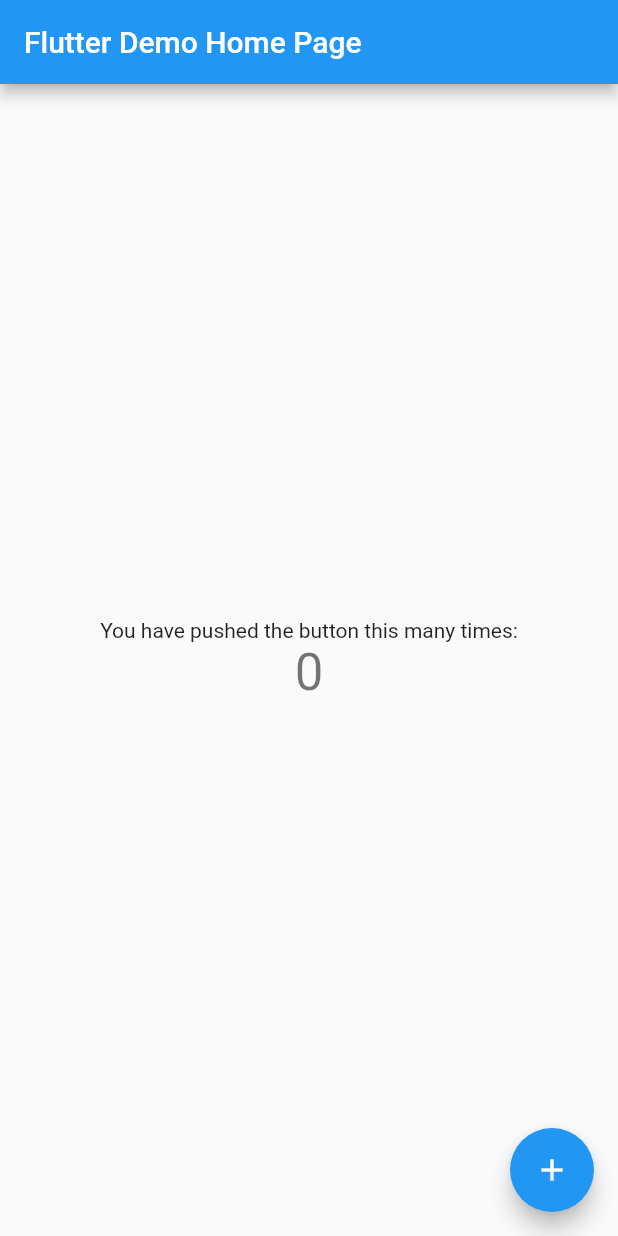
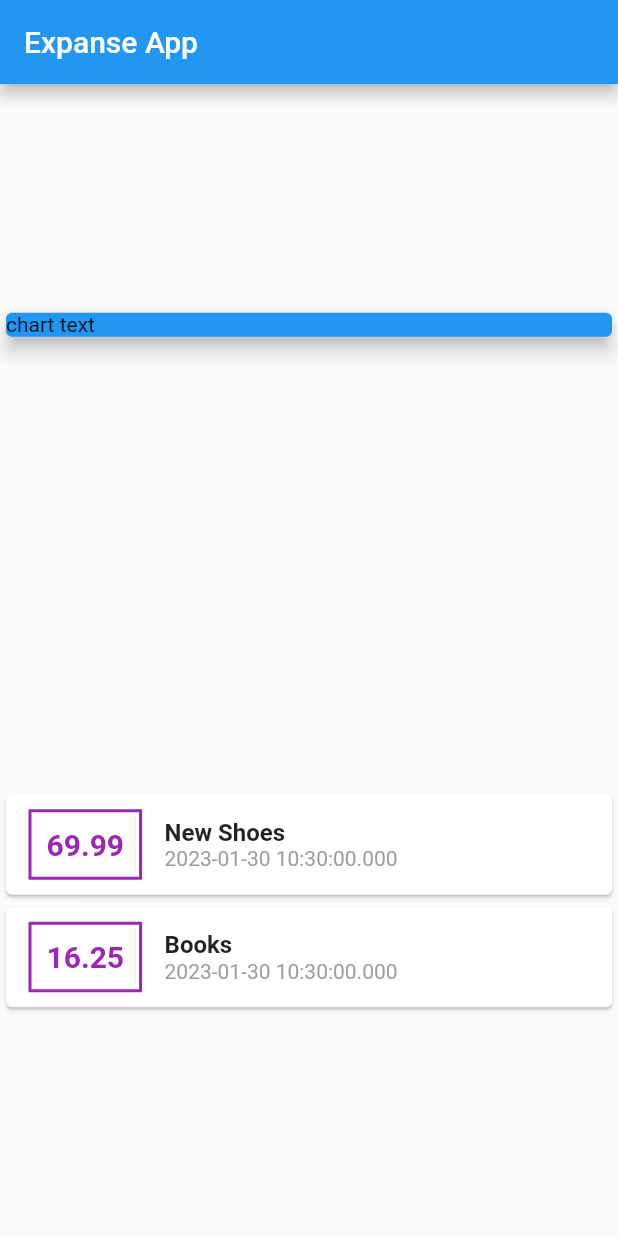
Before and after one commit to baralisachin10/Expanse_Planner, a Flutter app: the screen it shows after launch, on a phone screen of 412 x 824 dp. Run offline on Flutter 3.47's test engine with Material 2 defaults, Android fonts, the phone set to English and light mode, and no system bars.

Commit message:
expanseItems

```diff
--- a/lib/main.dart
+++ b/lib/main.dart
@@ -1,115 +1,87 @@
 import 'package:flutter/material.dart';
+import './transaction.dart';
 
-void main() {
-  runApp(const MyApp());
-}
+void main() => runApp(const MyApp());
 
 class MyApp extends StatelessWidget {
   const MyApp({super.key});
 
-  // This widget is the root of your application.
   @override
   Widget build(BuildContext context) {
     return MaterialApp(
-      title: 'Flutter Demo',
-      theme: ThemeData(
-        // This is the theme of your application.
-        //
-        // Try running your application with "flutter run". You'll see the
-        // application has a blue toolbar. Then, without quitting the app, try
-        // changing the primarySwatch below to Colors.green and then invoke
-        // "hot reload" (press "r" in the console where you ran "flutter run",
-        // or simply save your changes to "hot reload" in a Flutter IDE).
-        // Notice that the counter didn't reset back to zero; the application
-        // is not restarted.
-        primarySwatch: Colors.blue,
-      ),
-      home: const MyHomePage(title: 'Flutter Demo Home Page'),
+      home: MyHomePage(),
     );
   }
 }
 
-class MyHomePage extends StatefulWidget {
-  const MyHomePage({super.key, required this.title});
-
-  // This widget is the home page of your application. It is stateful, meaning
-  // that it has a State object (defined below) that contains fields that affect
-  // how it looks.
-
-  // This class is the configuration for the state. It holds the values (in this
-  // case the title) provided by the parent (in this case the App widget) and
-  // used by the build method of the State. Fields in a Widget subclass are
-  // always marked "final".
-
-  final String title;
-
-  @override
-  State<MyHomePage> createState() => _MyHomePageState();
-}
-
-class _MyHomePageState extends State<MyHomePage> {
-  int _counter = 0;
-
-  void _incrementCounter() {
-    setState(() {
-      // This call to setState tells the Flutter framework that something has
-      // changed in this State, which causes it to rerun the build method below
-      // so that the display can reflect the updated values. If we changed
-      // _counter without calling setState(), then the build method would not be
-      // called again, and so nothing would appear to happen.
-      _counter++;
-    });
-  }
+class MyHomePage extends StatelessWidget {
+  final List<Transaction> transactions = [
+    Transaction(
+        id: 't1', title: 'New Shoes', amount: 69.99, date: DateTime.now()),
+    Transaction(id: 't2', title: 'Books', amount: 16.25, date: DateTime.now())
+  ];
+  MyHomePage({super.key});
 
   @override
   Widget build(BuildContext context) {
-    // This method is rerun every time setState is called, for instance as done
-    // by the _incrementCounter method above.
-    //
-    // The Flutter framework has been optimized to make rerunning build methods
-    // fast, so that you can just rebuild anything that needs updating rather
-    // than having to individually change instances of widgets.
     return Scaffold(
-      appBar: AppBar(
-        // Here we take the value from the MyHomePage object that was created by
-        // the App.build method, and use it to set our appbar title.
-        title: Text(widget.title),
-      ),
-      body: Center(
-        // Center is a layout widget. It takes a single child and positions it
-        // in the middle of the parent.
-        child: Column(
-          // Column is also a layout widget. It takes a list of children and
-          // arranges them vertically. By default, it sizes itself to fit its
-          // children horizontally, and tries to be as tall as its parent.
-          //
-          // Invoke "debug painting" (press "p" in the console, choose the
-          // "Toggle Debug Paint" action from the Flutter Inspector in Android
-          // Studio, or the "Toggle Debug Paint" command in Visual Studio Code)
-          // to see the wireframe for each widget.
-          //
-          // Column has various properties to control how it sizes itself and
-          // how it positions its children. Here we use mainAxisAlignment to
-          // center the children vertically; the main axis here is the vertical
-          // axis because Columns are vertical (the cross axis would be
-          // horizontal).
-          mainAxisAlignment: MainAxisAlignment.center,
-          children: <Widget>[
-            const Text(
-              'You have pushed the button this many times:',
+      appBar: AppBar(title: Text("Expanse App")),
+      body: Column(
+          mainAxisAlignment: MainAxisAlignment.spaceAround,
+          crossAxisAlignment: CrossAxisAlignment.stretch,
+          children: [
+            Container(
+              width: double.infinity,
+              child: Card(
+                color: Colors.blue,
+                elevation: 5,
+                child: Text('chart text'),
+              ),
             ),
-            Text(
-              '$_counter',
-              style: Theme.of(context).textTheme.headline4,
+            Column(
+              children: [
+                ...transactions.map((tx) {
+                  return Card(
+                    child: Row(
+                      children: [
+                        Container(
+                            margin: const EdgeInsets.symmetric(
+                                vertical: 10, horizontal: 15),
+                            padding: const EdgeInsets.all(10),
+                            child: Text(
+                              tx.amount.toString(),
+                              style: TextStyle(
+                                  fontWeight: FontWeight.bold,
+                                  fontSize: 20,
+                                  color: Colors.purple),
+                            ),
+                            decoration: BoxDecoration(
+                              border: Border.all(
+                                color: Colors.purple,
+                                width: 2,
+                              ),
+                            )),
+                        Column(
+                          crossAxisAlignment: CrossAxisAlignment.start,
+                          children: [
+                            Text(
+                              tx.title,
+                              style: TextStyle(
+                                  fontWeight: FontWeight.bold, fontSize: 16),
+                            ),
+                            Text(
+                              tx.date.toString(),
+                              style: TextStyle(color: Colors.grey),
+                            ),
+                          ],
+                        ),
+                      ],
+                    ),
+                  );
+                }).toList(),
+              ],
             ),
-          ],
-        ),
-      ),
-      floatingActionButton: FloatingActionButton(
-        onPressed: _incrementCounter,
-        tooltip: 'Increment',
-        child: const Icon(Icons.add),
-      ), // This trailing comma makes auto-formatting nicer for build methods.
+          ]),
     );
   }
 }
--- /dev/null
+++ b/lib/transaction.dart
@@ -0,0 +1,12 @@
+class Transaction {
+  final String id;
+  final String title;
+  final double amount;
+  final DateTime date;
+
+  Transaction(
+      {required this.id,
+      required this.title,
+      required this.amount,
+      required this.date});
+}
```
